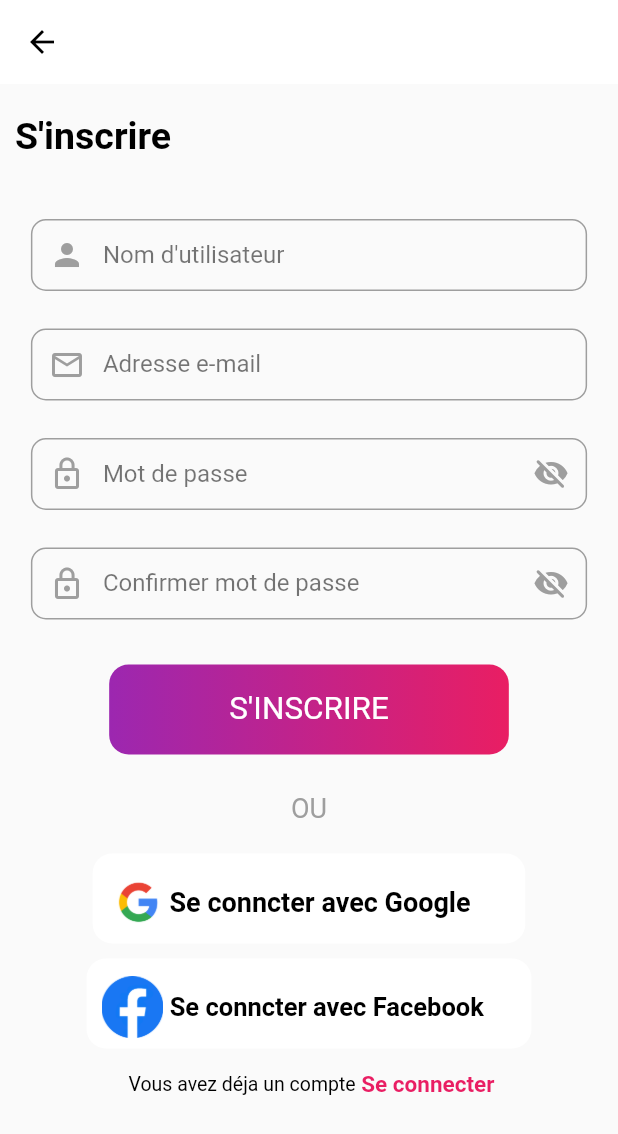
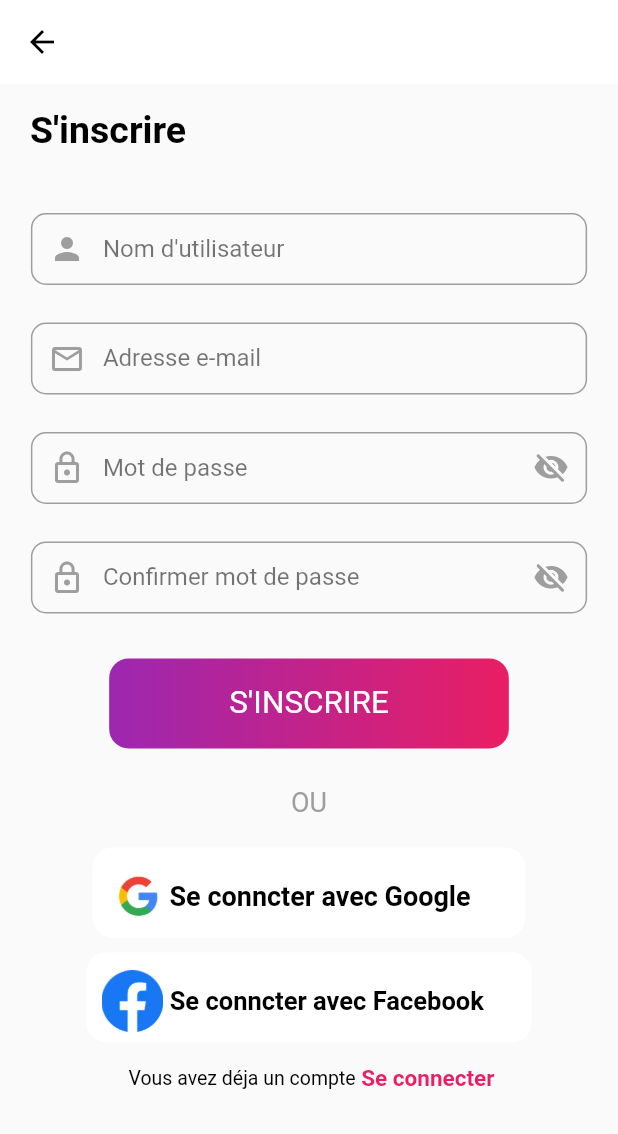
Before and after one commit to Obed-97/neta_event, a Flutter app: the SignUp screen opened by its route, on a phone screen of 412 x 824 dp. Shown: the top 1134 px of the screen. Run offline on Flutter 3.47's test engine with Material 2 defaults, Android fonts, the phone set to English and light mode, and no system bars; our stand-ins replace flutter_switch.

Commit message:
Améliorations

```diff
--- a/lib/Inscription/SignUp.dart
+++ b/lib/Inscription/SignUp.dart
@@ -34,12 +34,12 @@ class SignUpState extends State<SignUp>
       body: SingleChildScrollView(
       physics: BouncingScrollPhysics(),
     child: Column(children: [
-      SizedBox(height: 10,),
+      SizedBox(height: 6,),
       Row(
         children: [
           Container(
             padding: EdgeInsets.only(
-              left: 10.0,
+              left: 20.0,
               right: 55.0,
               top: 10,
               bottom: 16,
```
